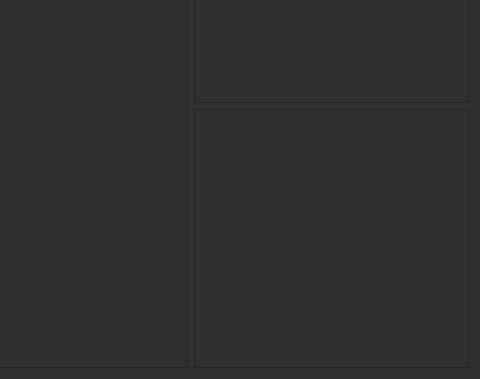
Before: the Qt Designer form app/dialogs/frames/composition_selector.ui in jnicoleoliveira/SPECData, drawn with Qt 5; both pictures show x 416 to 896 and y 128 to 507 of the 896 by 507 pixel window.
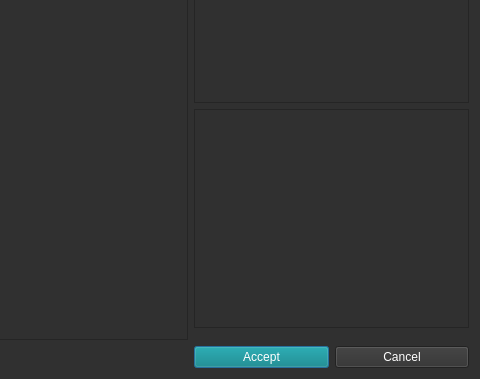
After: the same form once the commit is applied.

Commit message: - completed composition_selector dialog - import_file_verification incorporates composition_selector dialog to write text to composition_txt element - made appropriate changes to import_file_verification to reflect new functionality

The edit to the form file:
```diff
--- a/app/dialogs/frames/composition_selector.ui
+++ b/app/dialogs/frames/composition_selector.ui
@@ -19,9 +19,30 @@
 color: rgb(255, 255, 255);</string>
   </property>
   <layout class="QGridLayout" name="gridLayout">
-   <item row="1" column="2">
-    <layout class="QVBoxLayout" name="verticalLayout">
-     <item>
+   <item row="0" column="0">
+    <widget class="QLabel" name="label">
+     <property name="text">
+      <string>Click to add element to your composition:</string>
+     </property>
+    </widget>
+   </item>
+   <item row="1" column="0" rowspan="4">
+    <widget class="QFrame" name="left_frame">
+     <property name="sizePolicy">
+      <sizepolicy hsizetype="MinimumExpanding" vsizetype="MinimumExpanding">
+       <horstretch>0</horstretch>
+       <verstretch>0</verstretch>
+      </sizepolicy>
+     </property>
+     <property name="frameShape">
+      <enum>QFrame::StyledPanel</enum>
+     </property>
+     <property name="frameShadow">
+      <enum>QFrame::Raised</enum>
+     </property>
+    </widget>
+   </item>
+   <item row="1" column="1">
       <widget class="QFrame" name="view_box_frame">
        <property name="sizePolicy">
         <sizepolicy hsizetype="Fixed" vsizetype="Fixed">
@@ -43,7 +64,31 @@
        </property>
       </widget>
      </item>
+   <item row="5" column="1">
+    <layout class="QHBoxLayout" name="horizontalLayout_2">
      <item>
+      <widget class="QPushButton" name="accept_btn">
+       <property name="styleSheet">
+        <string notr="true">background-color: rgba(0, 128, 128, 154);</string>
+       </property>
+       <property name="text">
+        <string>Accept</string>
+       </property>
+      </widget>
+     </item>
+     <item>
+      <widget class="QPushButton" name="cancel_btn">
+       <property name="styleSheet">
+        <string notr="true"/>
+       </property>
+       <property name="text">
+        <string>Cancel</string>
+       </property>
+      </widget>
+     </item>
+    </layout>
+   </item>
+   <item row="2" column="1">
       <widget class="QFrame" name="right_frame">
        <property name="sizePolicy">
         <sizepolicy hsizetype="Preferred" vsizetype="MinimumExpanding">
@@ -62,31 +107,6 @@
        </property>
        <property name="frameShadow">
         <enum>QFrame::Raised</enum>
-       </property>
-      </widget>
-     </item>
-    </layout>
-   </item>
-   <item row="1" column="0">
-    <widget class="QFrame" name="left_frame">
-     <property name="sizePolicy">
-      <sizepolicy hsizetype="MinimumExpanding" vsizetype="MinimumExpanding">
-       <horstretch>0</horstretch>
-       <verstretch>0</verstretch>
-      </sizepolicy>
-     </property>
-     <property name="frameShape">
-      <enum>QFrame::StyledPanel</enum>
-     </property>
-     <property name="frameShadow">
-      <enum>QFrame::Raised</enum>
-     </property>
-    </widget>
-   </item>
-   <item row="0" column="0">
-    <widget class="QLabel" name="label">
-     <property name="text">
-      <string>Click to add element to your composition:</string>
      </property>
     </widget>
    </item>
```
Lines whose indentation alone changed are shown as unchanged. The commit also changes 10 other files.
